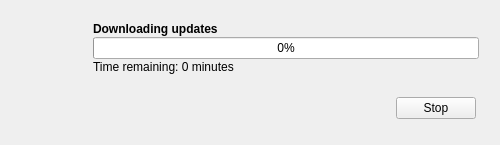
Qt form QSimpleUpdater/src/dialogs/download_dialog.ui (alex-spataru/QSimpleUpdater) before a commit.
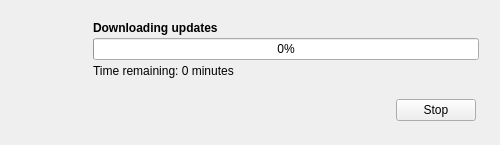
The same form after that commit. Icons and pictures are not drawn.

```diff
--- a/QSimpleUpdater/src/dialogs/download_dialog.ui
+++ b/QSimpleUpdater/src/dialogs/download_dialog.ui
@@ -108,6 +108,19 @@
            </property>
           </widget>
          </item>
+         <item>
+          <spacer name="verticalSpacer_2">
+           <property name="orientation">
+            <enum>Qt::Vertical</enum>
+           </property>
+           <property name="sizeHint" stdset="0">
+            <size>
+             <width>20</width>
+             <height>40</height>
+            </size>
+           </property>
+          </spacer>
+         </item>
          <item>
           <widget class="QProgressBar" name="progressBar">
            <property name="value">
@@ -118,6 +131,19 @@
            </property>
           </widget>
          </item>
+         <item>
+          <spacer name="verticalSpacer">
+           <property name="orientation">
+            <enum>Qt::Vertical</enum>
+           </property>
+           <property name="sizeHint" stdset="0">
+            <size>
+             <width>20</width>
+             <height>40</height>
+            </size>
+           </property>
+          </spacer>
+         </item>
          <item>
           <widget class="QLabel" name="timeLabel">
            <property name="text">
```
